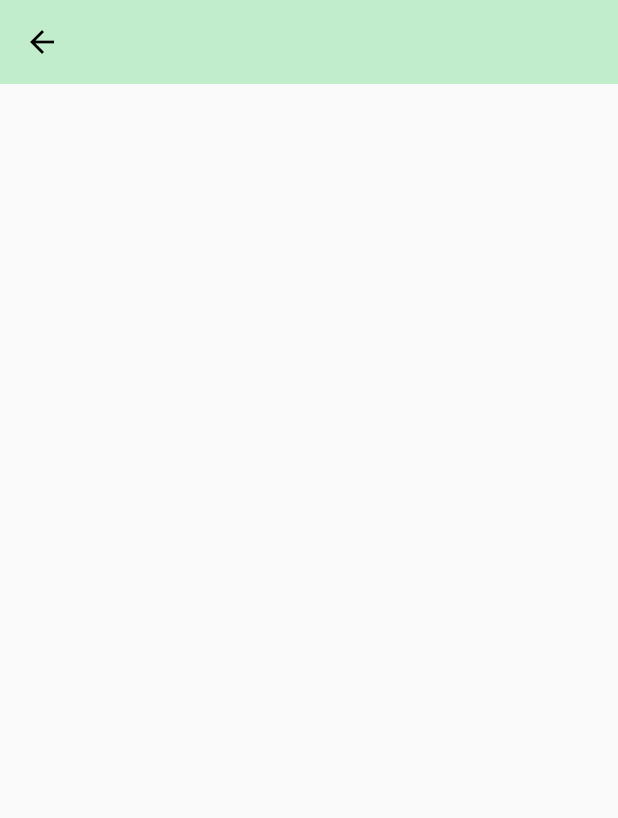
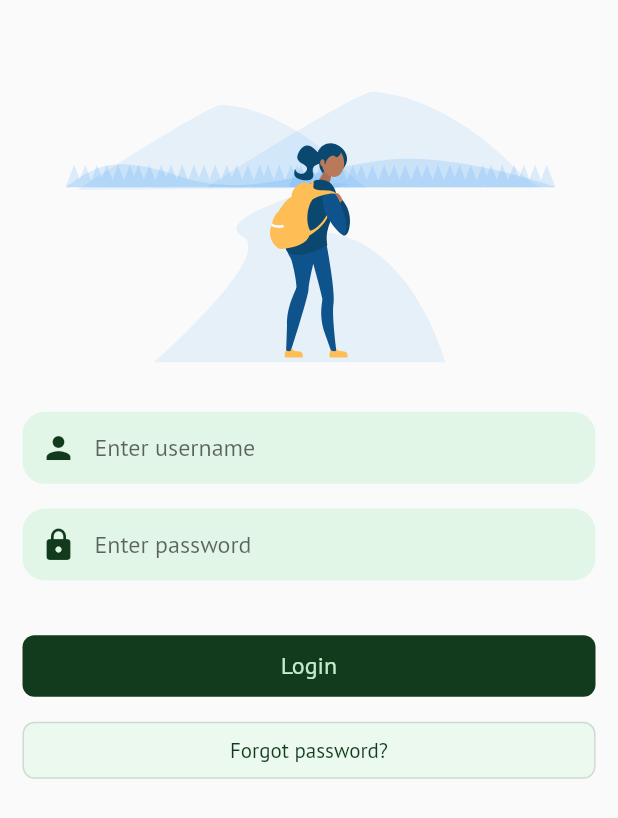
Before and after one commit to SatishKumarRaizada/travel_diaries, a Flutter app: the LoginPage screen opened directly, on a phone screen of 412 x 824 dp. Shown: the top 818 px of the screen. Run offline on Flutter 3.47's test engine with Material 2 defaults, Android fonts, the phone set to English and light mode, and no system bars; our stand-ins replace fluro, flutter_riverpod, flutter_svg.

Commit message:
more code

```diff
--- a/lib/config/route/app_route_handler.dart
+++ b/lib/config/route/app_route_handler.dart
@@ -1,8 +1,13 @@
 import 'package:fluro/fluro.dart';
 import 'package:travel_blog/feature/decider/app_decider.dart';
+import 'package:travel_blog/feature/login/login_page.dart';
 
 final router = FluroRouter();
 
 var rootHandler = Handler(handlerFunc: (context, params) {
   return const AppDecider();
 });
+
+var loginHandler = Handler(handlerFunc: (context, params) {
+  return const LoginPage();
+});
--- a/lib/config/route/app_route_name.dart
+++ b/lib/config/route/app_route_name.dart
@@ -9,6 +9,7 @@ class AppRouteName {
 
   static void configureRoutes(FluroRouter router) {
     // App route decider
-    router.define(root, handler: rootHandler);
+    // router.define(root, handler: rootHandler);
+    router.define(root, handler: loginHandler);
   }
 }
--- /dev/null
+++ b/lib/constant/travel_icon.dart
@@ -0,0 +1,4 @@
+class TravelIcon {
+  static const String loginIcon = 'assets/images/travel.svg';
+  static const String travelIcon = 'assets/images/backpack.svg';
+}
--- a/lib/feature/login/login_page.dart
+++ b/lib/feature/login/login_page.dart
@@ -1,24 +1,119 @@
 import 'package:flutter/material.dart';
+import 'package:flutter_riverpod/flutter_riverpod.dart';
+import 'package:flutter_svg/svg.dart';
+import 'package:travel_blog/constant/travel_icon.dart';
 
-class LoginPage extends StatefulWidget {
+class LoginPage extends ConsumerStatefulWidget {
   const LoginPage({Key? key}) : super(key: key);
   @override
-  State<LoginPage> createState() => _LoginPageState();
+  LoginPageState createState() => LoginPageState();
 }
 
-class _LoginPageState extends State<LoginPage> {
+class LoginPageState extends ConsumerState<LoginPage> {
+  final _globalFormKey = GlobalKey<FormState>();
+  final _userCtrl = TextEditingController();
+  final _secureCtrl = TextEditingController();
   @override
   Widget build(BuildContext context) {
-    return Scaffold(
-      appBar: AppBar(),
-      body: SingleChildScrollView(
-        child: Padding(
-          padding: const EdgeInsets.all(15),
-          child: Column(
-            children: [],
+    final height = MediaQuery.of(context).size.height;
+    return GestureDetector(
+      onTap: () {
+        FocusScope.of(context).unfocus();
+      },
+      child: Scaffold(
+        body: SingleChildScrollView(
+          child: Padding(
+            padding: const EdgeInsets.all(15),
+            child: Form(
+              key: _globalFormKey,
+              child: Column(
+                crossAxisAlignment: CrossAxisAlignment.stretch,
+                children: [
+                  SizedBox(height: height * 0.05),
+                  _travelImageWidget(),
+                  SizedBox(height: height * 0.04),
+                  _userWidget(),
+                  SizedBox(height: height * 0.02),
+                  _secureWidget(),
+                  SizedBox(height: height * 0.04),
+                  _loginButtonWidget(),
+                  SizedBox(height: height * 0.01),
+                  _forgotButtonWidget(),
+                ],
+              ),
+            ),
           ),
         ),
       ),
     );
   }
+
+  // Travel image widget
+  Widget _travelImageWidget() {
+    final height = MediaQuery.of(context).size.height;
+    return SvgPicture.asset(
+      TravelIcon.travelIcon,
+      fit: BoxFit.contain,
+      width: height * 0.4,
+    );
+  }
+
+  // Username textfield widget
+  Widget _userWidget() {
+    return TextFormField(
+      controller: _userCtrl,
+      onChanged: (String str) {},
+      decoration: const InputDecoration(
+        prefixIcon: Icon(Icons.person),
+        hintText: 'Enter username',
+      ),
+      validator: (String? str) {
+        if (str!.trim().isEmpty) {
+          return 'Please enter a valid username';
+        } else {
+          return null;
+        }
+      },
+    );
+  }
+
+  // Password textfield widget
+  Widget _secureWidget() {
+    return TextFormField(
+      obscureText: true,
+      controller: _secureCtrl,
+      onChanged: (String str) {},
+      decoration: const InputDecoration(
+        hintText: 'Enter password',
+        prefixIcon: Icon(Icons.lock),
+      ),
+      validator: (String? str) {
+        if (str!.trim().isEmpty) {
+          return 'Please enter password';
+        } else {
+          return null;
+        }
+      },
+    );
+  }
+
+  // Login button widget
+  Widget _forgotButtonWidget() {
+    final width = MediaQuery.of(context).size.width;
+    return OutlinedButton(
+      style: OutlinedButton.styleFrom(maximumSize: Size(width * 0.4, 45)),
+      onPressed: () {},
+      child: const Text('Forgot password?'),
+    );
+  }
+
+  // Login button widget
+  Widget _loginButtonWidget() {
+    return TextButton(
+      onPressed: () {
+        if (_globalFormKey.currentState!.validate()) {}
+      },
+      child: const Text('Login'),
+    );
+  }
 }
--- a/lib/main.dart
+++ b/lib/main.dart
@@ -1,6 +1,7 @@
 import 'package:flutter/material.dart';
+import 'package:flutter_riverpod/flutter_riverpod.dart';
 import 'package:travel_blog/app/app_main.dart';
 
 void main() {
-  runApp(const TravelBlog());
+  runApp(const ProviderScope(child: TravelBlog()));
 }
--- a/lib/theme/app_color.dart
+++ b/lib/theme/app_color.dart
@@ -7,7 +7,7 @@ class TravelColor {
     0xFFC1EDCC,
     <int, Color>{
       50: Color(0xFFebf9ef),
-      100: Color(0xFFc4eece),
+      100: Color(0xFFe1f6e7),
       200: Color(0xFF9ce2ae),
       300: Color(0xFF75d78d),
       400: Color(0xFF4dcb6d),
--- a/lib/theme/app_theme.dart
+++ b/lib/theme/app_theme.dart
@@ -22,8 +22,10 @@ class TravelTheme {
     inputDecorationTheme: InputDecorationTheme(
       filled: true,
       fillColor: TravelColor.travelColor.shade100,
+      prefixIconColor: TravelColor.travelColor.shade900,
       contentPadding: const EdgeInsets.symmetric(horizontal: 15, vertical: 5),
       focusColor: TravelColor.appColor,
+      errorStyle: const TextStyle(fontSize: 16, fontFamily: 'SansItalic'),
       enabledBorder: OutlineInputBorder(
         borderRadius: BorderRadius.circular(15),
         borderSide: BorderSide.none,
@@ -37,5 +39,31 @@ class TravelTheme {
         borderSide: BorderSide(color: Colors.red.shade200),
       ),
     ),
+    // Textbutton theme
+    textButtonTheme: TextButtonThemeData(
+      style: TextButton.styleFrom(
+        backgroundColor: TravelColor.travelColor.shade900,
+        padding: const EdgeInsets.all(10),
+        textStyle: const TextStyle(
+          color: Colors.white,
+          fontSize: 16,
+          fontFamily: 'SansRegular',
+        ),
+        shape: RoundedRectangleBorder(
+          borderRadius: BorderRadius.circular(8),
+        ),
+      ),
+    ),
+    // OutlinedButton theme
+    outlinedButtonTheme: OutlinedButtonThemeData(
+      style: TextButton.styleFrom(
+        backgroundColor: TravelColor.travelColor.shade50,
+        primary: TravelColor.travelColor.shade900,
+        padding: const EdgeInsets.all(10),
+        shape: RoundedRectangleBorder(
+          borderRadius: BorderRadius.circular(8),
+        ),
+      ),
+    ),
   );
 }
```
Also changed, not shown: assets/images/backpack.svg (added), assets/images/travel.svg (added), assets/images/travel_lady.svg (added), assets/images/world-tour.svg (added), lib/constant/travel_string.dart (added).
